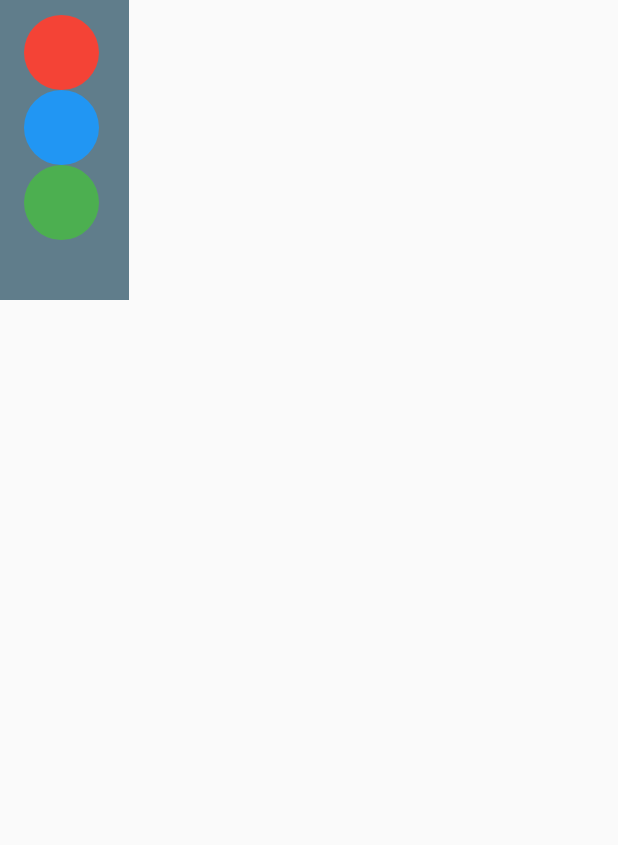
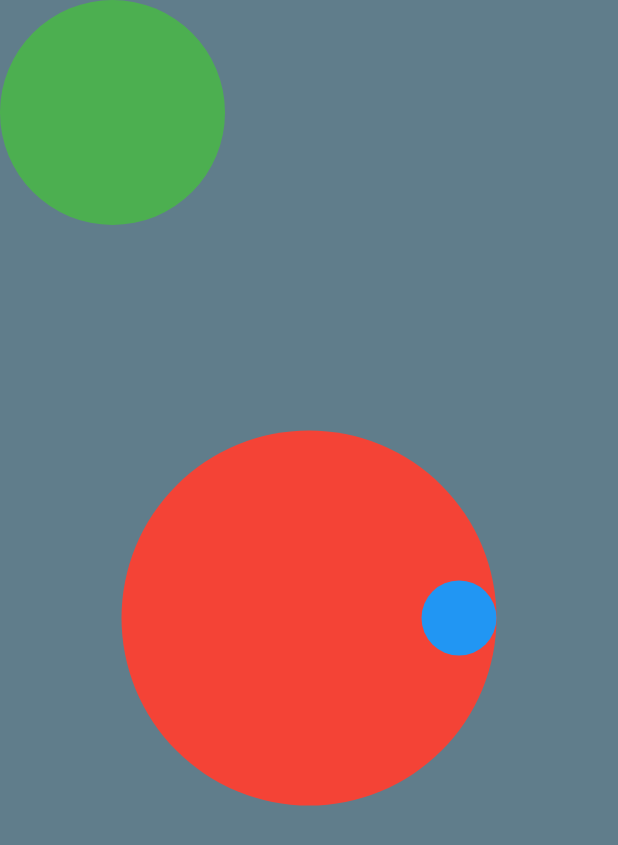
Before and after one commit to azharmarmu/flutter_training, a Flutter app: the screen it shows after launch, on a phone screen of 412 x 824 dp. Shown: the top 845 px of the screen. Run offline on Flutter 3.47's test engine with Material 2 defaults, Android fonts, the phone set to English and light mode, and no system bars.

Commit message:
Expanded

```diff
--- a/lib/home_page.dart
+++ b/lib/home_page.dart
@@ -8,34 +8,34 @@ class HomePage extends StatelessWidget {
     return Scaffold(
       body: SafeArea(
         child: Container(
-          color: Colors.blueGrey, //expand till screen size
-          padding: const EdgeInsets.fromLTRB(16, 10, 20, 40),
-          child: Column(
-            crossAxisAlignment: CrossAxisAlignment.end,
-            mainAxisSize: MainAxisSize.min,
+          width: double.infinity,
+          height: double.infinity,
+          color: Colors.blueGrey,
+          child: Stack(
+            alignment: Alignment.center,
             children: [
-              Container(
-                height: 50,
-                width: 50,
-                decoration: BoxDecoration(
+              Positioned(
+                top: 0,
+                bottom: 0,
+                child: CircleWidget(
                   color: Colors.red,
-                  shape: BoxShape.circle,
+                  height: 250,
+                  width: 250,
                 ),
               ),
-              Container(
-                height: 50,
-                width: 50,
-                decoration: BoxDecoration(
-                  color: Colors.blue,
-                  shape: BoxShape.circle,
+              Positioned(
+                top: 0,
+                left: 0,
+                child: CircleWidget(
+                  color: Colors.green,
+                  height: 150,
+                  width: 150,
                 ),
               ),
-              Container(
-                height: 50,
-                width: 50,
-                decoration: BoxDecoration(
-                  color: Colors.green,
-                  shape: BoxShape.circle,
+              Positioned(
+                right: MediaQuery.of(context).size.width/2 - (250/2),
+                child: CircleWidget(
+                  color: Colors.blue,
                 ),
               ),
             ],
@@ -45,3 +45,28 @@ class HomePage extends StatelessWidget {
     );
   }
 }
+
+class CircleWidget extends StatelessWidget {
+  final Color color;
+  final double width;
+  final double height;
+
+  const CircleWidget({
+    Key? key,
+    required this.color,
+    this.width = 50.0,
+    this.height = 50.0,
+  }) : super(key: key);
+
+  @override
+  Widget build(BuildContext context) {
+    return Container(
+      height: height,
+      width: width,
+      decoration: BoxDecoration(
+        color: color,
+        shape: BoxShape.circle,
+      ),
+    );
+  }
+}
```
